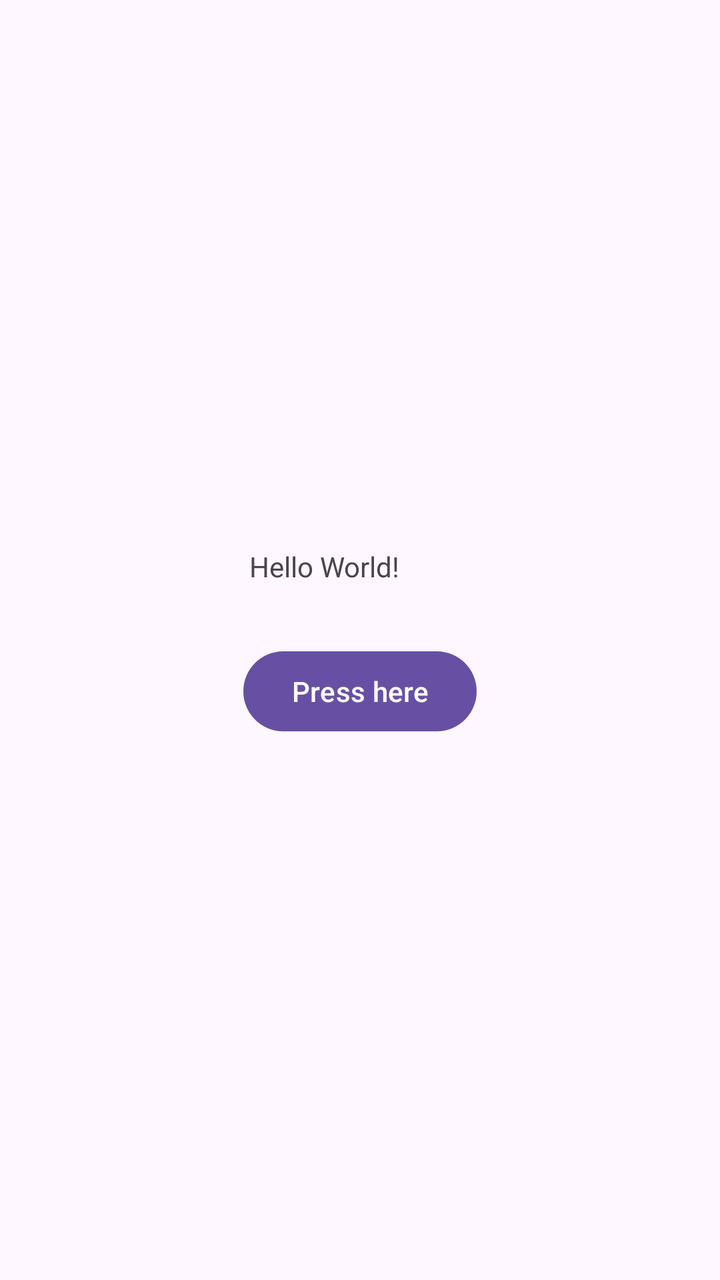
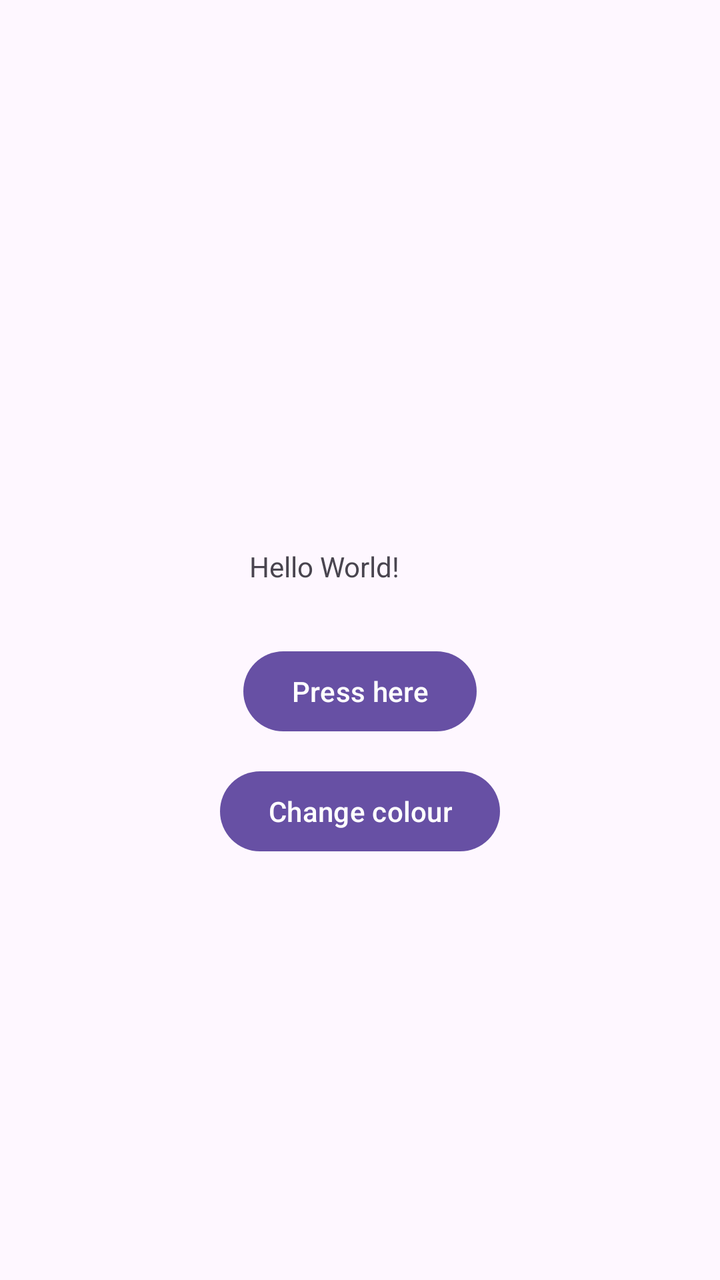

Screens rendered from an Android XML layout before and after an edit, with the pre-edit source and the edit as a unified diff.
<!-- AndroidManifest.xml: application theme Theme.MyApplication1 -->
<!-- res/layout/activity_main.xml -->
<?xml version="1.0" encoding="utf-8"?>
<androidx.constraintlayout.widget.ConstraintLayout xmlns:android="http://schemas.android.com/apk/res/android"
    xmlns:app="http://schemas.android.com/apk/res-auto"
    xmlns:tools="http://schemas.android.com/tools"
    android:id="@+id/main"
    android:layout_width="match_parent"
    android:layout_height="match_parent"
    tools:context=".MainActivity">


    <Button
        android:id="@+id/button"
        android:layout_width="wrap_content"
        android:layout_height="wrap_content"
        android:layout_marginTop="16dp"
        android:onClick="onButtonClick"
        android:text="Press here"
        app:layout_constraintLeft_toLeftOf="parent"
        app:layout_constraintRight_toRightOf="parent"
        app:layout_constraintTop_toBottomOf="@id/textView" />

    <TextView
        android:id="@+id/textView"
        android:layout_width="110dp"
        android:layout_height="32dp"
        android:text="Hello World!"
        app:layout_constraintBottom_toBottomOf="parent"
        app:layout_constraintHorizontal_bias="0.498"
        app:layout_constraintLeft_toLeftOf="parent"
        app:layout_constraintRight_toRightOf="parent"
        app:layout_constraintTop_toTopOf="parent"
        app:layout_constraintVertical_bias="0.45" />

</androidx.constraintlayout.widget.ConstraintLayout>
<!-- resources referenced by this layout -->
<resources>
  <style name="Theme.MyApplication1" parent="Base.Theme.MyApplication1" />
  <style name="Base.Theme.MyApplication1" parent="Theme.Material3.DayNight.NoActionBar">
          
          
      </style>
</resources>

<!-- the commit's change to res/layout/activity_main.xml (unified diff, before → after) -->
@@ -19,6 +19,17 @@
         app:layout_constraintRight_toRightOf="parent"
         app:layout_constraintTop_toBottomOf="@id/textView" />
 
+    <Button
+        android:id="@+id/colourButton"
+        android:layout_width="wrap_content"
+        android:layout_height="wrap_content"
+        android:layout_marginTop="76dp"
+        android:onClick="onColourButtonClick"
+        android:text="Change colour"
+        app:layout_constraintLeft_toLeftOf="parent"
+        app:layout_constraintRight_toRightOf="parent"
+        app:layout_constraintTop_toBottomOf="@id/textView" />
+
     <TextView
         android:id="@+id/textView"
         android:layout_width="110dp"
